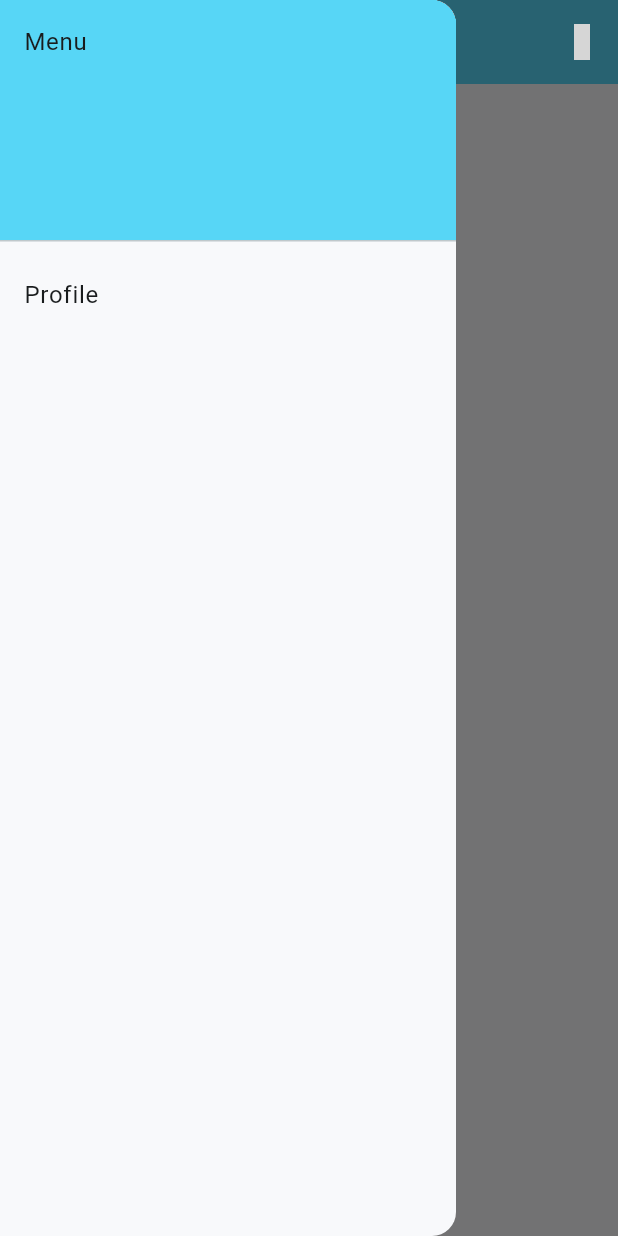
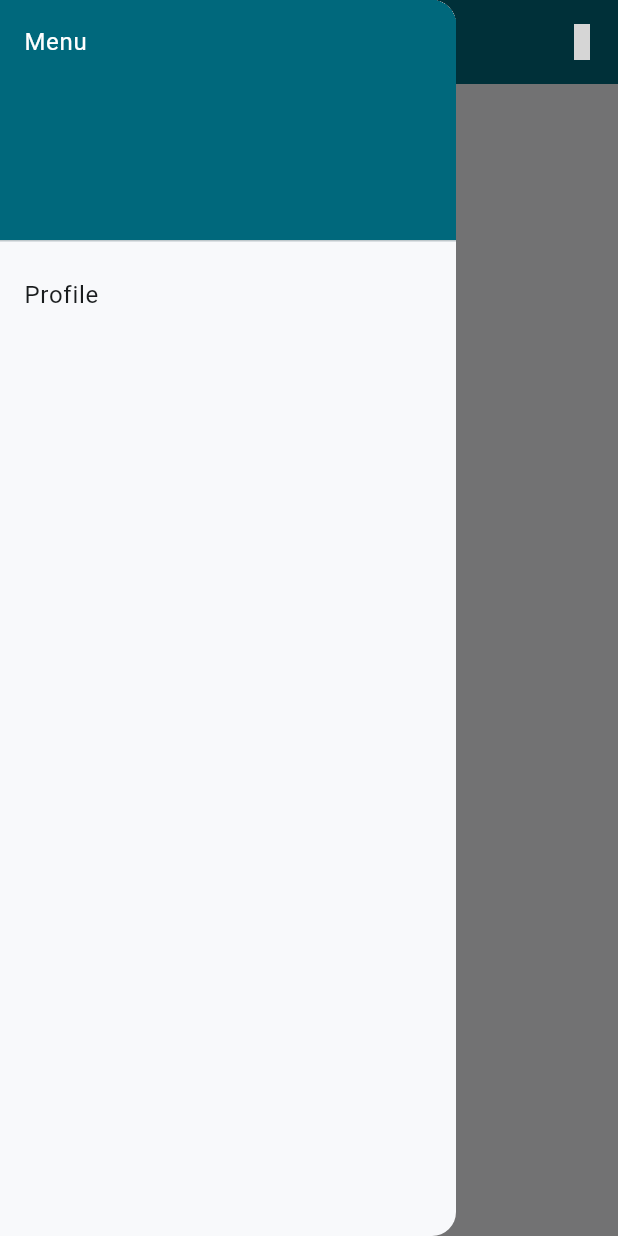
Before and after one commit to Agrotic-Supagro/ApexVigne, a Flutter app: the HomePage screen opened directly, with the side drawer open, on a phone screen of 412 x 824 dp. Run offline on Flutter 3.47's test engine with Material 2 defaults, Android fonts, the phone set to English and light mode, and no system bars; our stand-ins replace flutter_login, material_symbols_icons, shared_preferences; accounts and stored records are empty; grey boxes are pictures that could not be loaded.

Commit message:
Update UI App Bar

```diff
--- a/lib/pages/home/home.page.dart
+++ b/lib/pages/home/home.page.dart
@@ -115,13 +115,14 @@ class _HomePageState extends State<HomePage> {
     return Scaffold(
       drawer: const DrawerApexVigne(),
       appBar: AppBar(
-        backgroundColor: Theme.of(context).colorScheme.inversePrimary,
+        backgroundColor: Theme.of(context).colorScheme.primary,
+        foregroundColor: Theme.of(context).colorScheme.onPrimary,
         title: const Text('Apex Vigne'),
         actions: <Widget>[
           PopupMenuButton(
             shape: const RoundedRectangleBorder(
                 borderRadius: BorderRadius.all(Radius.circular(15.0))),
-            icon: const Icon(Symbols.tune),
+            icon: const Icon(Symbols.sort),
             onSelected: (selectedValue) {
               setState(() {
                 _sortingOption = selectedValue;
@@ -155,12 +156,12 @@ class _HomePageState extends State<HomePage> {
             return const Text('No parcel data available');
           }
 
-          final parcel = snapshot.data!;
+          final parcels = snapshot.data!;
+          final sortedParcels = _sortParcels(parcels);
 
           return ListView.builder(
-            itemCount: parcel.length,
+            itemCount: parcels.length,
             itemBuilder: (context, index) {
-              final sortedParcels = _sortParcels(parcel);
               final currentParcel = sortedParcels[index];
               final currentSessionsParcel = _sessions
                   ?.where((session) => session.parcelId == currentParcel.id)
@@ -209,9 +210,9 @@ class DrawerApexVigne extends StatelessWidget {
         children: <Widget>[
           DrawerHeader(
             decoration: BoxDecoration(
-              color: Theme.of(context).colorScheme.inversePrimary,
+              color: Theme.of(context).colorScheme.primary,
             ),
-            child: const Text('Menu'),
+            child: Text('Menu', style: TextStyle(color: Theme.of(context).colorScheme.onPrimary)),
           ),
           ListTile(
             title: const Text('Profile'),
--- a/lib/pages/parcel_detail/parcel_detail.page.dart
+++ b/lib/pages/parcel_detail/parcel_detail.page.dart
@@ -28,7 +28,8 @@ class _ParcelDetailPageState extends State<ParcelDetailPage> {
   Widget build(BuildContext context) {
     return Scaffold(
       appBar: AppBar(
-        backgroundColor: Theme.of(context).colorScheme.inversePrimary,
+        backgroundColor: Theme.of(context).colorScheme.primary,
+        foregroundColor: Theme.of(context).colorScheme.onPrimary,
         title: Text(widget.parcel.name),
         leading: IconButton(
           icon: const Icon(Icons.arrow_back),
--- a/lib/pages/profil/profil.page.dart
+++ b/lib/pages/profil/profil.page.dart
@@ -16,7 +16,8 @@ class _ProfilPageState extends State<ProfilPage> {
   Widget build(BuildContext context) {
     return Scaffold(
       appBar: AppBar(
-        backgroundColor: Theme.of(context).colorScheme.inversePrimary,
+        backgroundColor: Theme.of(context).colorScheme.primary,
+        foregroundColor: Theme.of(context).colorScheme.onPrimary,
         title: const Text('Profile'),
       ),
       body: Center(
```
Also changed, not shown: lib/pages/create_update_session/widgets/card_apex_button.widget.dart (+9 -8 lines).
